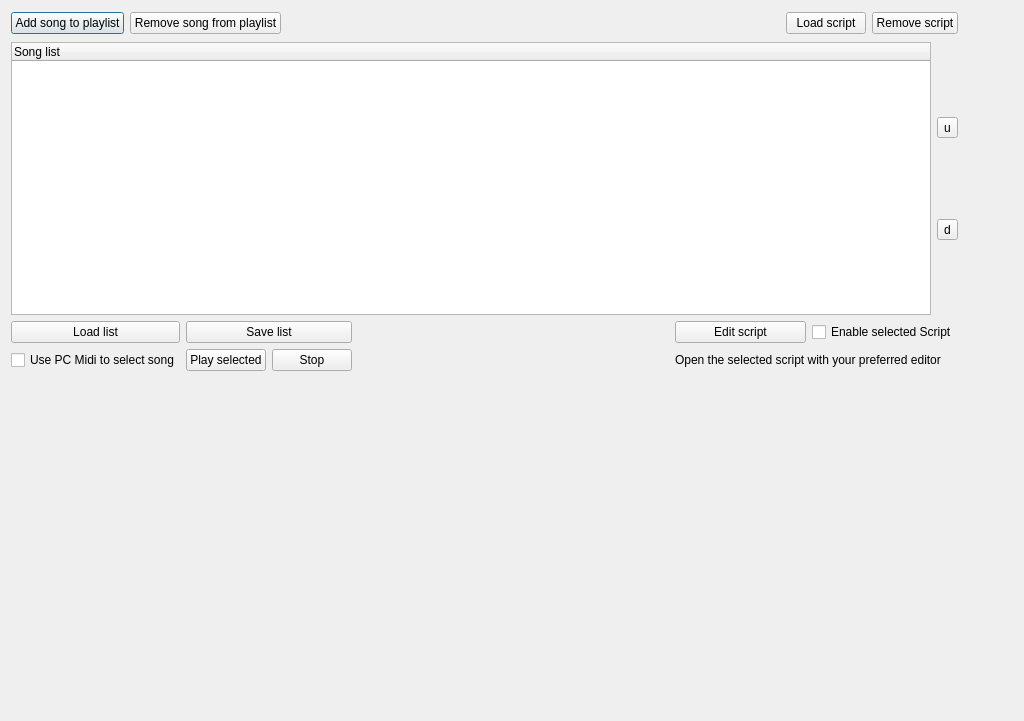
This is gui/src/PlaylistEditor/PlaylistDialog_UI.ui in hydrogen-music/hydrogen as Qt 5 draws it before an edit. The edited form follows.
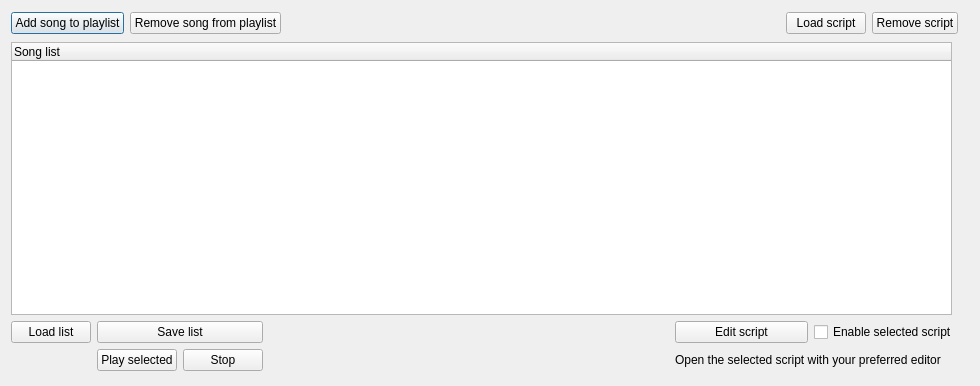
This is the edited form.

Commit message: fixed dialog size / new buttons

```diff
--- a/gui/src/PlaylistEditor/PlaylistDialog_UI.ui
+++ b/gui/src/PlaylistEditor/PlaylistDialog_UI.ui
@@ -5,8 +5,8 @@
    <rect>
     <x>0</x>
     <y>0</y>
-    <width>1024</width>
-    <height>721</height>
+    <width>980</width>
+    <height>386</height>
    </rect>
   </property>
   <property name="windowTitle" >
@@ -120,27 +120,7 @@
       <item row="0" column="1" >
        <layout class="QVBoxLayout" >
         <item>
-         <widget class="QToolButton" name="upBTN" >
-          <property name="toolTip" >
-           <string>sort selectet up</string>
-          </property>
-          <property name="text" >
-           <string>u</string>
-          </property>
-         </widget>
-        </item>
-        <item>
-         <widget class="QToolButton" name="downBTN" >
-          <property name="cursor" >
-           <cursorShape>ArrowCursor</cursorShape>
-          </property>
-          <property name="toolTip" >
-           <string>sort selectet down</string>
-          </property>
-          <property name="text" >
-           <string>d</string>
-          </property>
-         </widget>
+         <widget class="QWidget" native="1" name="sideBarWidget" />
         </item>
        </layout>
       </item>
@@ -185,14 +165,7 @@
       <item row="0" column="5" >
        <widget class="QCheckBox" name="enableScriptcheckBox" >
         <property name="text" >
-         <string>Enable selected Script</string>
-        </property>
-       </widget>
-      </item>
-      <item row="1" column="0" >
-       <widget class="QCheckBox" name="useMidicheckBox" >
-        <property name="text" >
-         <string>Use PC Midi to select song</string>
+         <string>Enable selected script</string>
         </property>
        </widget>
       </item>
```
The commit also changes 2 other files.
